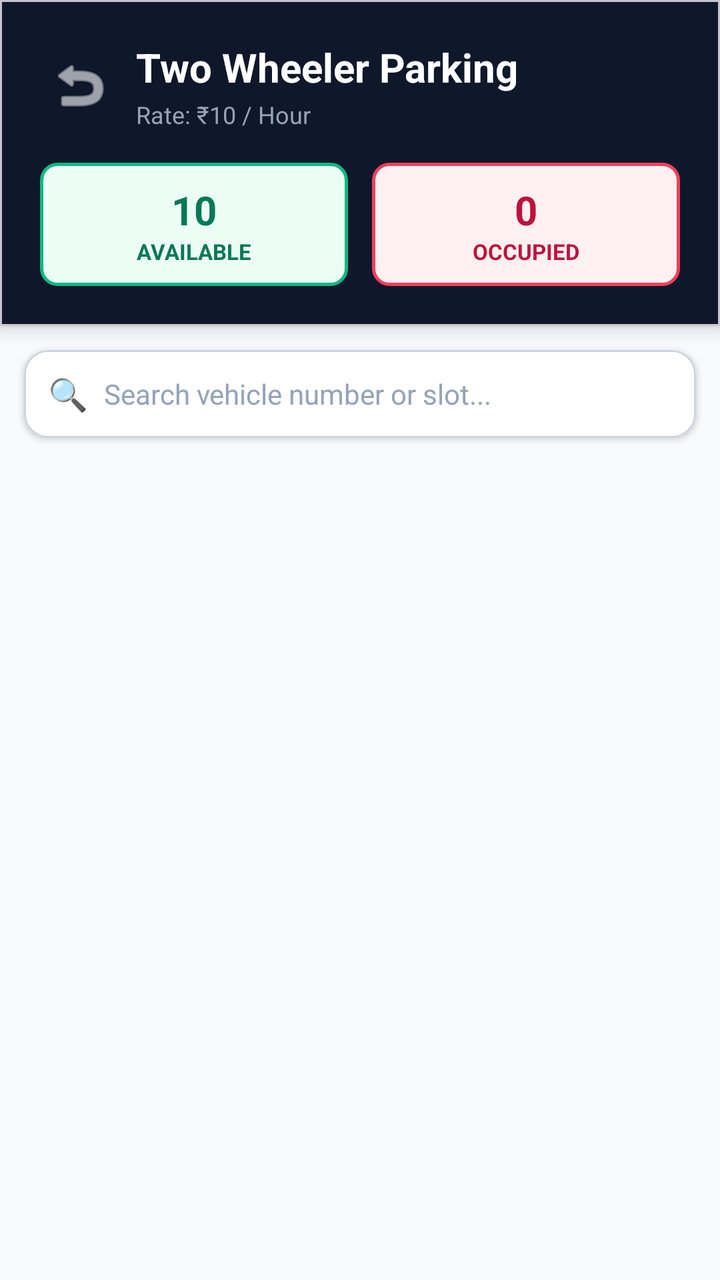
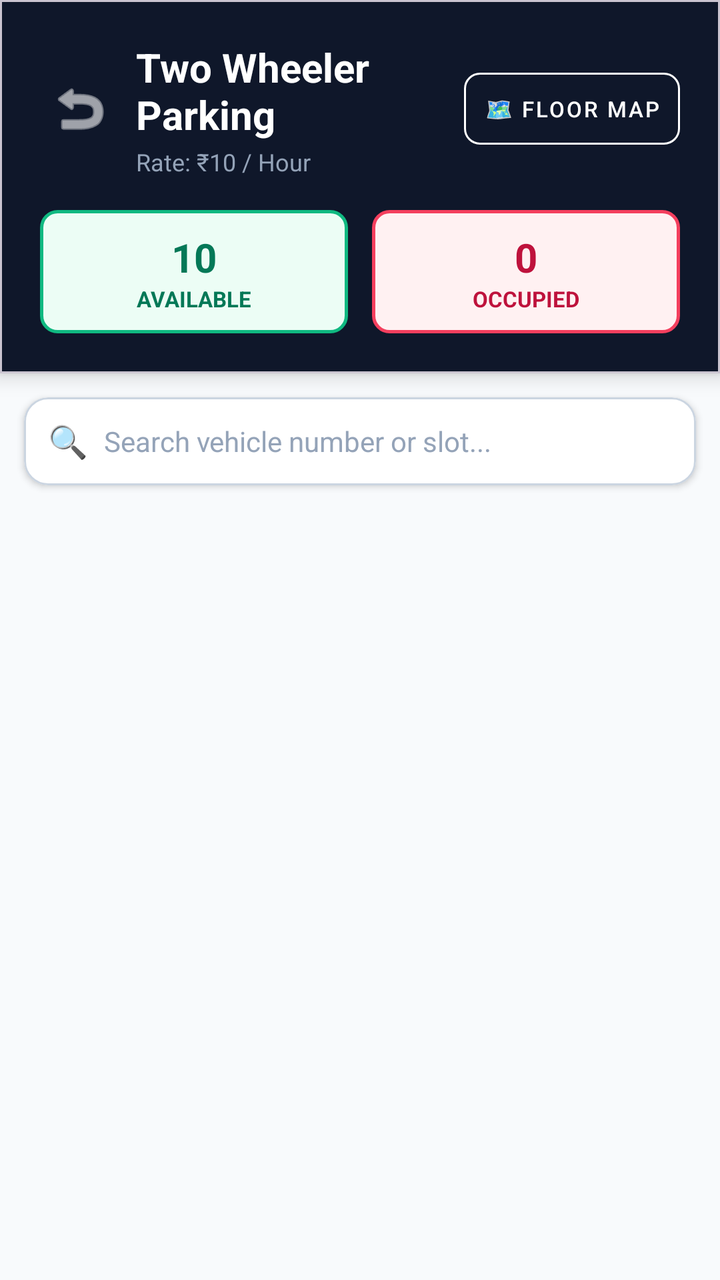

The first picture is an Android layout as it rendered before a commit; the second is the same layout after the commit. The layout source and the unified diff follow.
<!-- AndroidManifest.xml: application theme Theme.SmartParkingManagamentSystem -->
<!-- res/layout/activity_main.xml -->
<?xml version="1.0" encoding="utf-8"?>
<LinearLayout xmlns:android="http://schemas.android.com/apk/res/android"
    xmlns:app="http://schemas.android.com/apk/res-auto"
    xmlns:tools="http://schemas.android.com/tools"
    android:id="@+id/main"
    android:layout_width="match_parent"
    android:layout_height="match_parent"
    android:background="@color/slate_50"
    android:orientation="vertical"
    tools:context=".MainActivity">

    
    <com.google.android.material.card.MaterialCardView
        android:layout_width="match_parent"
        android:layout_height="wrap_content"
        app:cardBackgroundColor="@color/slate_900"
        app:cardCornerRadius="0dp"
        app:cardElevation="6dp">

        <LinearLayout
            android:layout_width="match_parent"
            android:layout_height="wrap_content"
            android:orientation="vertical"
            android:padding="20dp">

            
            <LinearLayout
                android:layout_width="match_parent"
                android:layout_height="wrap_content"
                android:gravity="center_vertical"
                android:orientation="horizontal">

                <ImageButton
                    android:id="@+id/btnBackToSelection"
                    android:layout_width="40dp"
                    android:layout_height="40dp"
                    android:background="?attr/selectableItemBackgroundBorderless"
                    android:contentDescription="Back"
                    android:src="@android:drawable/ic_menu_revert"
                    app:tint="@color/white" />

                <LinearLayout
                    android:layout_width="0dp"
                    android:layout_height="wrap_content"
                    android:layout_marginStart="8dp"
                    android:layout_weight="1"
                    android:orientation="vertical">

                    <TextView
                        android:id="@+id/tvHeaderTitle"
                        android:layout_width="wrap_content"
                        android:layout_height="wrap_content"
                        android:text="Two Wheeler Parking"
                        android:textColor="@color/white"
                        android:textSize="20sp"
                        android:textStyle="bold" />

                    <TextView
                        android:id="@+id/tvHeaderRate"
                        android:layout_width="wrap_content"
                        android:layout_height="wrap_content"
                        android:layout_marginTop="2dp"
                        android:text="Rate: ₹10 / Hour"
                        android:textColor="#94A3B8"
                        android:textSize="12sp" />
                </LinearLayout>

            </LinearLayout>

            
            <LinearLayout
                android:layout_width="match_parent"
                android:layout_height="wrap_content"
                android:layout_marginTop="16dp"
                android:orientation="horizontal">

                <LinearLayout
                    android:layout_width="0dp"
                    android:layout_height="wrap_content"
                    android:layout_weight="1"
                    android:background="@drawable/bg_rounded_badge"
                    android:gravity="center"
                    android:orientation="vertical"
                    android:padding="10dp">

                    <TextView
                        android:id="@+id/tvAvailableCount"
                        android:layout_width="wrap_content"
                        android:layout_height="wrap_content"
                        android:text="10"
                        android:textColor="@color/slot_available_text"
                        android:textSize="20sp"
                        android:textStyle="bold" />

                    <TextView
                        android:layout_width="wrap_content"
                        android:layout_height="wrap_content"
                        android:text="AVAILABLE"
                        android:textColor="@color/slot_available_text"
                        android:textSize="11sp"
                        android:textStyle="bold" />
                </LinearLayout>

                <View
                    android:layout_width="12dp"
                    android:layout_height="1dp" />

                <LinearLayout
                    android:layout_width="0dp"
                    android:layout_height="wrap_content"
                    android:layout_weight="1"
                    android:background="@drawable/bg_rounded_badge_occupied"
                    android:gravity="center"
                    android:orientation="vertical"
                    android:padding="10dp">

                    <TextView
                        android:id="@+id/tvOccupiedCount"
                        android:layout_width="wrap_content"
                        android:layout_height="wrap_content"
                        android:text="0"
                        android:textColor="@color/slot_occupied_text"
                        android:textSize="20sp"
                        android:textStyle="bold" />

                    <TextView
                        android:layout_width="wrap_content"
                        android:layout_height="wrap_content"
                        android:text="OCCUPIED"
                        android:textColor="@color/slot_occupied_text"
                        android:textSize="11sp"
                        android:textStyle="bold" />
                </LinearLayout>

            </LinearLayout>

        </LinearLayout>

    </com.google.android.material.card.MaterialCardView>

    
    <com.google.android.material.card.MaterialCardView
        android:layout_width="match_parent"
        android:layout_height="wrap_content"
        android:layout_marginHorizontal="12dp"
        android:layout_marginTop="12dp"
        app:cardBackgroundColor="@color/white"
        app:cardCornerRadius="12dp"
        app:cardElevation="2dp"
        app:strokeColor="#CBD5E1"
        app:strokeWidth="1dp">

        <LinearLayout
            android:layout_width="match_parent"
            android:layout_height="wrap_content"
            android:gravity="center_vertical"
            android:orientation="horizontal"
            android:paddingHorizontal="12dp">

            <TextView
                android:layout_width="wrap_content"
                android:layout_height="wrap_content"
                android:text="🔍"
                android:textSize="16sp" />

            <com.google.android.material.textfield.TextInputEditText
                android:id="@+id/etSearchSlot"
                android:layout_width="match_parent"
                android:layout_height="44dp"
                android:background="@null"
                android:hint="Search vehicle number or slot..."
                android:imeOptions="actionSearch"
                android:inputType="textCapCharacters"
                android:maxLines="1"
                android:paddingStart="8dp"
                android:paddingEnd="8dp"
                android:textColor="@color/slate_900"
                android:textColorHint="#94A3B8"
                android:textSize="14sp" />
        </LinearLayout>

    </com.google.android.material.card.MaterialCardView>

    
    <androidx.recyclerview.widget.RecyclerView
        android:id="@+id/rvSlots"
        android:layout_width="match_parent"
        android:layout_height="0dp"
        android:layout_weight="1"
        android:clipToPadding="false"
        android:padding="8dp" />

    
    <com.google.android.material.card.MaterialCardView
        android:id="@+id/cardMultiBookingBar"
        android:layout_width="match_parent"
        android:layout_height="wrap_content"
        android:visibility="gone"
        app:cardBackgroundColor="@color/slate_900"
        app:cardCornerRadius="0dp"
        app:cardElevation="10dp">

        <LinearLayout
            android:layout_width="match_parent"
            android:layout_height="wrap_content"
            android:gravity="center_vertical"
            android:orientation="horizontal"
            android:paddingHorizontal="16dp"
            android:paddingVertical="12dp">

            <LinearLayout
                android:layout_width="0dp"
                android:layout_height="wrap_content"
                android:layout_weight="1"
                android:orientation="vertical">

                <TextView
                    android:id="@+id/tvSelectedSlotsCount"
                    android:layout_width="wrap_content"
                    android:layout_height="wrap_content"
                    android:text="2 Slots Selected"
                    android:textColor="@color/white"
                    android:textSize="16sp"
                    android:textStyle="bold" />

                <TextView
                    android:id="@+id/tvClearSelection"
                    android:layout_width="wrap_content"
                    android:layout_height="wrap_content"
                    android:layout_marginTop="2dp"
                    android:clickable="true"
                    android:focusable="true"
                    android:text="Clear Selection"
                    android:textColor="#94A3B8"
                    android:textSize="12sp"
                    android:textStyle="italic" />
            </LinearLayout>

            <com.google.android.material.button.MaterialButton
                android:id="@+id/btnBookSelectedSlots"
                android:layout_width="wrap_content"
                android:layout_height="wrap_content"
                android:backgroundTint="@color/accent_indigo"
                android:paddingHorizontal="16dp"
                android:text="Book Selected Slots →"
                android:textColor="@color/white"
                android:textSize="13sp"
                app:cornerRadius="10dp" />

        </LinearLayout>

    </com.google.android.material.card.MaterialCardView>

</LinearLayout>
<!-- resources referenced by this layout -->
<resources>
  <color name="accent_indigo">#6366F1</color>
  <color name="slate_50">#F8FAFC</color>
  <color name="slate_900">#0F172A</color>
  <color name="slot_available_text">#047857</color>
  <color name="slot_occupied_text">#BE123C</color>
  <color name="white">#FFFFFFFF</color>
  <!-- drawable bg_rounded_badge (drawable) -->
  <?xml version="1.0" encoding="utf-8"?>
  <shape xmlns:android="http://schemas.android.com/apk/res/android">
      <solid android:color="@color/slot_available_bg" />
      <corners android:radius="8dp" />
      <stroke
          android:width="1.5dp"
          android:color="@color/slot_available_stroke" />
  </shape>
  <!-- drawable bg_rounded_badge_occupied (drawable) -->
  <?xml version="1.0" encoding="utf-8"?>
  <shape xmlns:android="http://schemas.android.com/apk/res/android">
      <solid android:color="@color/slot_occupied_bg" />
      <corners android:radius="8dp" />
      <stroke
          android:width="1.5dp"
          android:color="@color/slot_occupied_stroke" />
  </shape>
  <style name="Theme.SmartParkingManagamentSystem" parent="Base.Theme.SmartParkingManagamentSystem" />
  <color name="slot_available_bg">#ECFDF5</color>
  <color name="slot_available_stroke">#10B981</color>
  <color name="slot_occupied_bg">#FFF1F2</color>
  <color name="slot_occupied_stroke">#F43F5E</color>
  <style name="Base.Theme.SmartParkingManagamentSystem" parent="Theme.Material3.DayNight.NoActionBar">
          <item name="colorPrimary">@color/slate_900</item>
          <item name="colorPrimaryDark">@color/primary_dark</item>
          <item name="colorAccent">@color/accent_indigo</item>
          <item name="android:statusBarColor">@color/slate_900</item>
          <item name="android:windowLightStatusBar">false</item>
      </style>
  <color name="primary_dark">#020617</color>
</resources>

<!-- the commit's change to res/layout/activity_main.xml (unified diff, before → after) -->
@@ -64,6 +64,19 @@
                         android:textColor="#94A3B8"
                         android:textSize="12sp" />
                 </LinearLayout>
+
+                <com.google.android.material.button.MaterialButton
+                    android:id="@+id/btnOpenFloorMap"
+                    style="@style/Widget.MaterialComponents.Button.OutlinedButton"
+                    android:layout_width="wrap_content"
+                    android:layout_height="wrap_content"
+                    android:paddingHorizontal="10dp"
+                    android:text="🗺️ Floor Map"
+                    android:textColor="@color/white"
+                    android:textSize="11sp"
+                    app:cornerRadius="8dp"
+                    app:strokeColor="@color/white"
+                    app:strokeWidth="1dp" />
 
             </LinearLayout>
 
